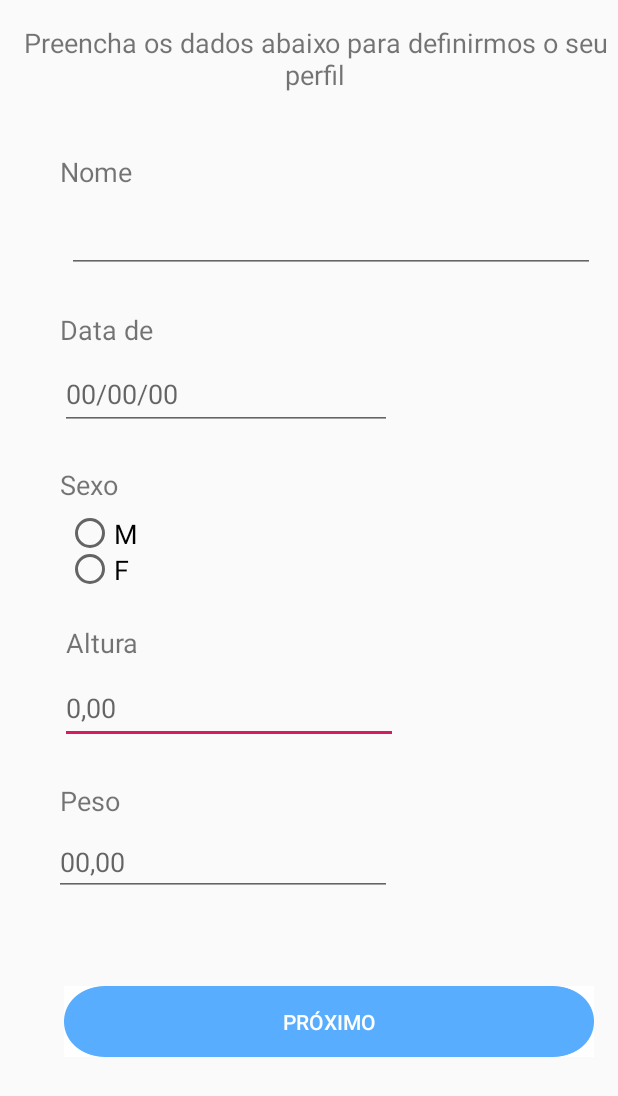
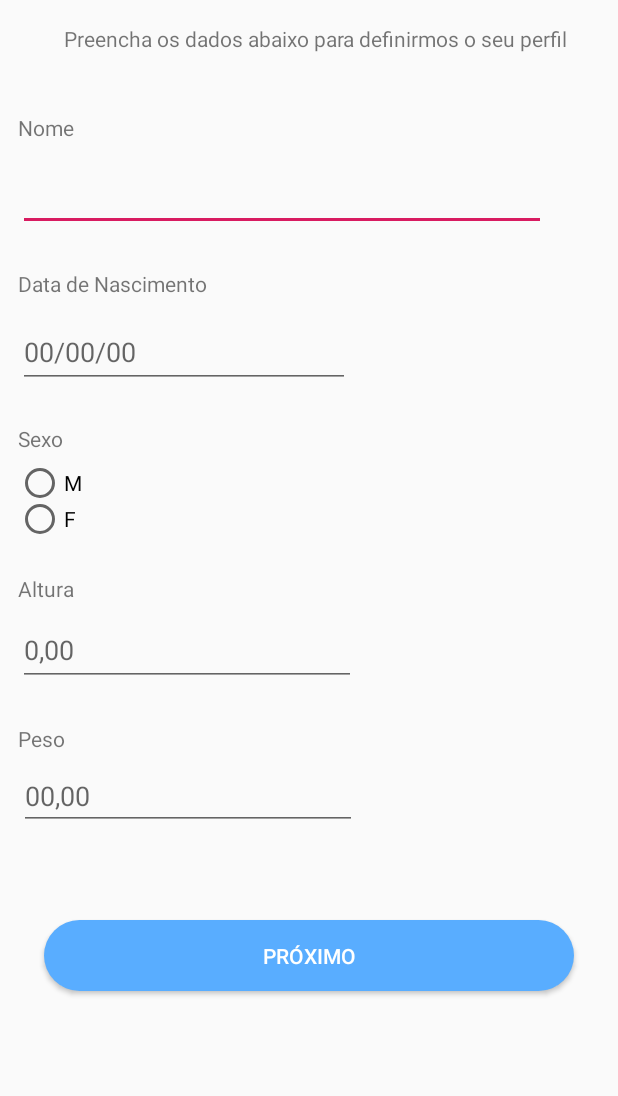
Before and after one commit to Kalebesamuel/HumanTamagotchi, an Android app: the DadosIniciais screen opened directly, with no data from a screen before it, on a phone screen of 412 x 824 dp. Shown: the top 1096 px of the screen. Run offline under Robolectric (Android 15) with nearby library versions, the phone set to English and light mode, and no system bars; libraries missing offline, so code that uses them is left out: com.github.rtoshiro.util; 9 statements that could not run were skipped.

Commit message:
Tela de Dados Iniciais

```diff
--- a/app/build.gradle
+++ b/app/build.gradle
@@ -42,6 +42,8 @@ dependencies {
     androidTestImplementation 'androidx.test:runner:1.2.0'
     androidTestImplementation 'androidx.test.espresso:espresso-core:3.2.0'
     implementation 'com.google.android.material:material:1.0.0'
+
+    implementation 'com.github.rtoshiro.mflibrary:mflibrary:1.0.0'
 }
 
 apply plugin: 'com.google.gms.google-services'
--- a/app/src/main/java/com/mtec/humantamagotchiapp/Activities/LoginGoogle.java
+++ b/app/src/main/java/com/mtec/humantamagotchiapp/Activities/LoginGoogle.java
@@ -108,7 +108,7 @@ public class LoginGoogle extends AppCompatActivity {
                 FirebaseUser user = mAuth.getCurrentUser();
                 Toast.makeText(this, "Bem Vindo " + user.getDisplayName(), Toast.LENGTH_SHORT);
                 callDadosIniciaisScreen();
-                updateUI(user);//não será chamado
+//                updateUI(user);//não será chamado
             } else {
 
                 progressBar.setVisibility(View.INVISIBLE);
@@ -128,7 +128,7 @@ public class LoginGoogle extends AppCompatActivity {
 
             String name = user.getDisplayName();
             String email = user.getEmail();
-            String photo = String.valueOf(user.getPhotoUrl());
+            String photo = String.valueOf(user.getPhotoUrl());//photo vai entrar na page de configurações
 
             text.append("info: \n");
             text.append(name + "\n");
@@ -141,7 +141,7 @@ public class LoginGoogle extends AppCompatActivity {
         } else {
 
             text.setText("");
-            Picasso.get().load(R.drawable.comidasaudavel).into(image);//mudar imagem aqui dps
+            Picasso.get().load(R.drawable.user_icon).into(image);
             btn_login.setVisibility(View.VISIBLE);
             btn_logout.setVisibility(View.INVISIBLE);
 
--- /dev/null
+++ b/app/src/main/res/drawable/background_radius_button.xml
@@ -0,0 +1,9 @@
+<?xml version="1.0" encoding="utf-8"?>
+<shape xmlns:android="http://schemas.android.com/apk/res/android"
+    android:shape="rectangle">
+
+<corners android:radius="240dp"/>
+<solid android:color="@color/backgroundButtons"/>
+<stroke android:width="0dp"/>
+
+</shape>
--- a/app/src/main/res/layout/activity_dados_iniciais.xml
+++ b/app/src/main/res/layout/activity_dados_iniciais.xml
@@ -1,7 +1,12 @@
 <?xml version="1.0" encoding="utf-8"?>
+<ScrollView xmlns:android="http://schemas.android.com/apk/res/android"
+    android:layout_width="match_parent"
+    android:layout_height="match_parent">
+
     <androidx.constraintlayout.widget.ConstraintLayout xmlns:android="http://schemas.android.com/apk/res/android"
         xmlns:app="http://schemas.android.com/apk/res-auto"
         xmlns:tools="http://schemas.android.com/tools"
+        android:id="@+id/parent"
         android:layout_width="match_parent"
         android:layout_height="match_parent"
         tools:context=".Activities.DadosIniciais">
@@ -10,13 +15,14 @@
             android:id="@+id/inputAltura"
             android:layout_width="225dp"
             android:layout_height="47dp"
+            android:layout_marginStart="8dp"
             android:layout_marginTop="8dp"
             android:layout_marginEnd="8dp"
+            android:hint="0,00"
             android:inputType="numberDecimal"
-        android:hint="0,00"
             android:maxLength="4"
             app:layout_constraintEnd_toEndOf="parent"
-        app:layout_constraintHorizontal_bias="0.054"
+            app:layout_constraintHorizontal_bias="0.0"
             app:layout_constraintStart_toStartOf="@+id/guideline"
             app:layout_constraintTop_toBottomOf="@+id/lb_altura" />
 
@@ -24,6 +30,7 @@
             android:id="@+id/inputPeso"
             android:layout_width="225dp"
             android:layout_height="43dp"
+            android:layout_marginStart="4dp"
             android:layout_marginTop="8dp"
             android:layout_marginEnd="8dp"
             android:hint="@string/_00_00"
@@ -42,7 +49,7 @@
             android:layout_marginTop="16dp"
             android:gravity="center"
             android:text="@string/preencha_os_dados_abaixo_para_definirmos_o_seu_perfil"
-        android:textSize="18sp"
+            android:textSize="14sp"
             app:layout_constraintEnd_toEndOf="parent"
             app:layout_constraintStart_toStartOf="parent"
             app:layout_constraintTop_toTopOf="parent" />
@@ -54,7 +61,7 @@
             android:layout_marginStart="8dp"
             android:layout_marginTop="40dp"
             android:text="@string/nome"
-        android:textSize="18sp"
+            android:textSize="14sp"
             app:layout_constraintStart_toStartOf="@+id/guideline"
             app:layout_constraintTop_toBottomOf="@+id/infoPage" />
 
@@ -65,7 +72,7 @@
             android:layout_marginStart="8dp"
             android:layout_marginTop="25dp"
             android:text="@string/data_de_nascimento"
-        android:textSize="18sp"
+            android:textSize="14sp"
             app:layout_constraintStart_toStartOf="@+id/guideline"
             app:layout_constraintTop_toBottomOf="@+id/inputName" />
 
@@ -76,7 +83,7 @@
             android:layout_marginStart="8dp"
             android:layout_marginTop="24dp"
             android:text="@string/sexo"
-        android:textSize="18sp"
+            android:textSize="14sp"
             app:layout_constraintStart_toStartOf="@+id/guideline"
             app:layout_constraintTop_toBottomOf="@+id/inputData" />
 
@@ -86,9 +93,9 @@
             android:layout_height="wrap_content"
             android:layout_marginStart="8dp"
             android:layout_marginTop="25dp"
+            android:hint="0,00"
             android:text="@string/peso"
-        android:hint="0,00"
-        android:textSize="18sp"
+            android:textSize="14sp"
             app:layout_constraintStart_toStartOf="@+id/guideline"
             app:layout_constraintTop_toBottomOf="@+id/inputAltura" />
 
@@ -96,19 +103,19 @@
             android:id="@+id/lb_altura"
             android:layout_width="wrap_content"
             android:layout_height="wrap_content"
-        android:layout_marginStart="12dp"
+            android:layout_marginStart="8dp"
             android:layout_marginTop="25dp"
             android:text="@string/altura"
-        android:textSize="18sp"
+            android:textSize="14sp"
             app:layout_constraintStart_toStartOf="@+id/guideline"
-        app:layout_constraintTop_toBottomOf="@+id/radioGroup" />
+            app:layout_constraintTop_toBottomOf="@+id/radioGroupSexo" />
 
         <androidx.constraintlayout.widget.Guideline
             android:id="@+id/guideline"
             android:layout_width="wrap_content"
             android:layout_height="wrap_content"
             android:orientation="vertical"
-        app:layout_constraintGuide_begin="32dp" />
+            app:layout_constraintGuide_begin="4dp" />
 
         <EditText
             android:id="@+id/inputData"
@@ -118,8 +125,8 @@
             android:layout_marginTop="8dp"
             android:layout_marginEnd="8dp"
             android:ems="10"
+            android:hint="00/00/00"
             android:inputType="date"
-        android:hint="00/00/00"
             app:layout_constraintEnd_toEndOf="parent"
             app:layout_constraintHorizontal_bias="0.0"
             app:layout_constraintStart_toStartOf="@+id/guideline"
@@ -130,18 +137,18 @@
             android:layout_width="352dp"
             android:layout_height="47dp"
             android:layout_marginStart="2dp"
-        android:layout_marginTop="8dp"
+            android:layout_marginTop="12dp"
             android:layout_marginEnd="8dp"
             app:layout_constraintEnd_toEndOf="parent"
-        app:layout_constraintHorizontal_bias="0.578"
+            app:layout_constraintHorizontal_bias="0.133"
             app:layout_constraintStart_toStartOf="@+id/guideline"
             app:layout_constraintTop_toBottomOf="@+id/lb_Nome" />
 
         <RadioGroup
-        android:id="@+id/radioGroup"
+            android:id="@+id/radioGroupSexo"
             android:layout_width="221dp"
             android:layout_height="47dp"
-        android:layout_marginStart="8dp"
+            android:layout_marginStart="2dp"
             android:layout_marginTop="8dp"
             android:layout_marginEnd="8dp"
             app:layout_constraintEnd_toEndOf="parent"
@@ -155,7 +162,7 @@
                 android:layout_height="wrap_content"
                 android:layout_weight="1"
                 android:text="@string/m"
-            android:textSize="18sp" />
+                android:textSize="14sp" />
 
             <RadioButton
                 android:id="@+id/rB_F"
@@ -163,21 +170,27 @@
                 android:layout_height="wrap_content"
                 android:layout_weight="1"
                 android:text="@string/f"
-            android:textSize="18sp" />
+                android:textSize="14sp" />
         </RadioGroup>
 
         <Button
             android:id="@+id/bt_EnviarDadosIniciais"
             android:layout_width="353dp"
             android:layout_height="47dp"
+            android:layout_marginStart="20dp"
             android:layout_marginTop="60dp"
-        android:layout_marginEnd="8dp"
-        android:background="@drawable/buttonsymbol"
+            android:layout_marginEnd="20dp"
+            android:layout_marginBottom="8dp"
+            android:background="@drawable/background_radius_button"
             android:text="@string/pr_ximo"
             android:textColor="@color/colorWhite"
+            android:textSize="14sp"
+            app:layout_constraintBottom_toBottomOf="parent"
             app:layout_constraintEnd_toEndOf="parent"
-        app:layout_constraintHorizontal_bias="0.555"
+            app:layout_constraintHorizontal_bias="0.357"
             app:layout_constraintStart_toStartOf="@+id/guideline"
-        app:layout_constraintTop_toBottomOf="@+id/inputPeso" />
+            app:layout_constraintTop_toBottomOf="@+id/inputPeso"
+            app:layout_constraintVertical_bias="0.074" />
 
     </androidx.constraintlayout.widget.ConstraintLayout>
+</ScrollView>
--- a/app/src/main/res/values/colors.xml
+++ b/app/src/main/res/values/colors.xml
@@ -4,5 +4,7 @@
     <color name="colorPrimaryDark">#00574B</color>
     <color name="colorAccent">#D81B60</color>
     <color name="colorWhite">#FFFFFF</color>
+    <color name="backgroundButtons">#59adff</color>
+
 
 </resources>
--- a/build.gradle
+++ b/build.gradle
@@ -4,6 +4,7 @@ buildscript {
     repositories {
         google()
         jcenter()
+        mavenCentral()
 
     }
     dependencies {
```
Also changed, not shown: app/src/main/AndroidManifest.xml (+6 -6 lines), app/src/main/java/Classes/User.java (+6 -14 lines), app/src/main/java/com/mtec/humantamagotchiapp/Activities/DadosIniciais.java (+109 -8 lines), app/src/main/res/layout/activity_login_google.xml (+18 -21 lines), app/src/main/res/drawable/containerbuttons.png (added), app/src/main/res/drawable/opcoesoferecidas.png (added), app/src/main/res/drawable/ovalsidea.png (added), app/src/main/res/drawable/user_icon.png (added). Lines whose indentation alone changed are shown as unchanged.
